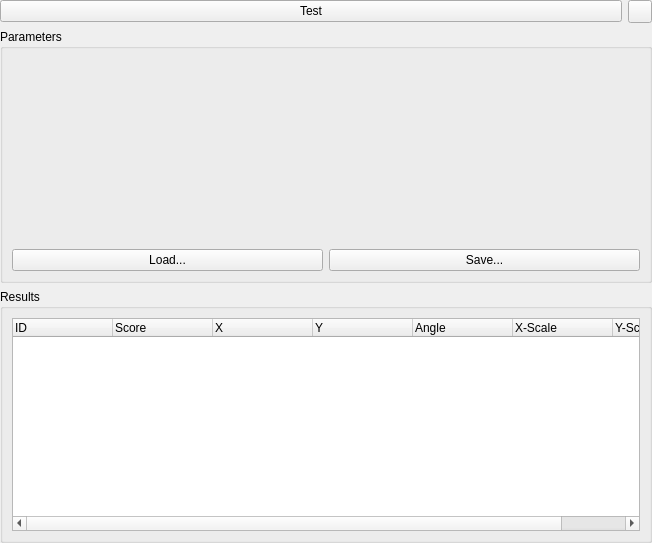
Qt form AcfSln/Include/iqtipr/CSearchBasedFeaturesSupplierGuiComp.ui (ImagingTools/AcfPublic) before a commit.
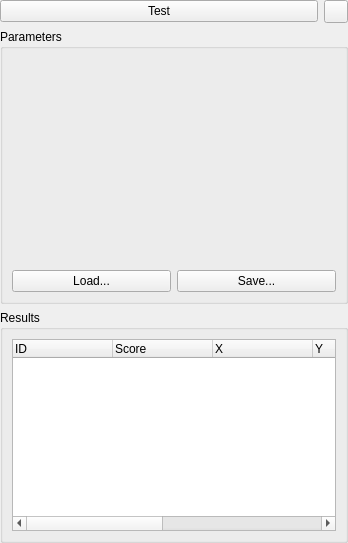
The same form after that commit. Icons and pictures are not drawn.

The edit to the form file:
```diff
--- a/AcfSln/Include/iqtipr/CSearchBasedFeaturesSupplierGuiComp.ui
+++ b/AcfSln/Include/iqtipr/CSearchBasedFeaturesSupplierGuiComp.ui
@@ -6,7 +6,7 @@
    <rect>
     <x>0</x>
     <y>0</y>
-    <width>652</width>
+    <width>348</width>
     <height>543</height>
    </rect>
   </property>
@@ -33,7 +33,7 @@
    <item row="0" column="1">
     <widget class="QToolButton" name="AutoUpdateButton">
      <property name="sizePolicy">
-      <sizepolicy hsizetype="Fixed" vsizetype="Minimum">
+      <sizepolicy hsizetype="Fixed" vsizetype="Preferred">
        <horstretch>0</horstretch>
        <verstretch>0</verstretch>
       </sizepolicy>
@@ -52,6 +52,12 @@
    </item>
    <item row="1" column="0" colspan="2">
     <widget class="QGroupBox" name="ParamsGB">
+     <property name="sizePolicy">
+      <sizepolicy hsizetype="Preferred" vsizetype="MinimumExpanding">
+       <horstretch>0</horstretch>
+       <verstretch>0</verstretch>
+      </sizepolicy>
+     </property>
      <property name="title">
       <string>Parameters</string>
      </property>
@@ -59,7 +65,7 @@
       <item>
        <widget class="QFrame" name="ParamsFrame">
         <property name="sizePolicy">
-         <sizepolicy hsizetype="Preferred" vsizetype="Expanding">
+         <sizepolicy hsizetype="Preferred" vsizetype="MinimumExpanding">
           <horstretch>0</horstretch>
           <verstretch>0</verstretch>
          </sizepolicy>
@@ -112,12 +118,24 @@
    </item>
    <item row="2" column="0" colspan="2">
     <widget class="QGroupBox" name="groupBox_2">
+     <property name="sizePolicy">
+      <sizepolicy hsizetype="Preferred" vsizetype="Preferred">
+       <horstretch>0</horstretch>
+       <verstretch>0</verstretch>
+      </sizepolicy>
+     </property>
      <property name="title">
       <string>Results</string>
      </property>
      <layout class="QVBoxLayout" name="verticalLayout_3">
       <item>
        <widget class="QTreeWidget" name="ResultsList">
+        <property name="sizePolicy">
+         <sizepolicy hsizetype="Preferred" vsizetype="Preferred">
+          <horstretch>0</horstretch>
+          <verstretch>0</verstretch>
+         </sizepolicy>
+        </property>
         <property name="rootIsDecorated">
          <bool>false</bool>
         </property>
```
Left out of the diff: 10 changed lines with no effect on the pictures.
